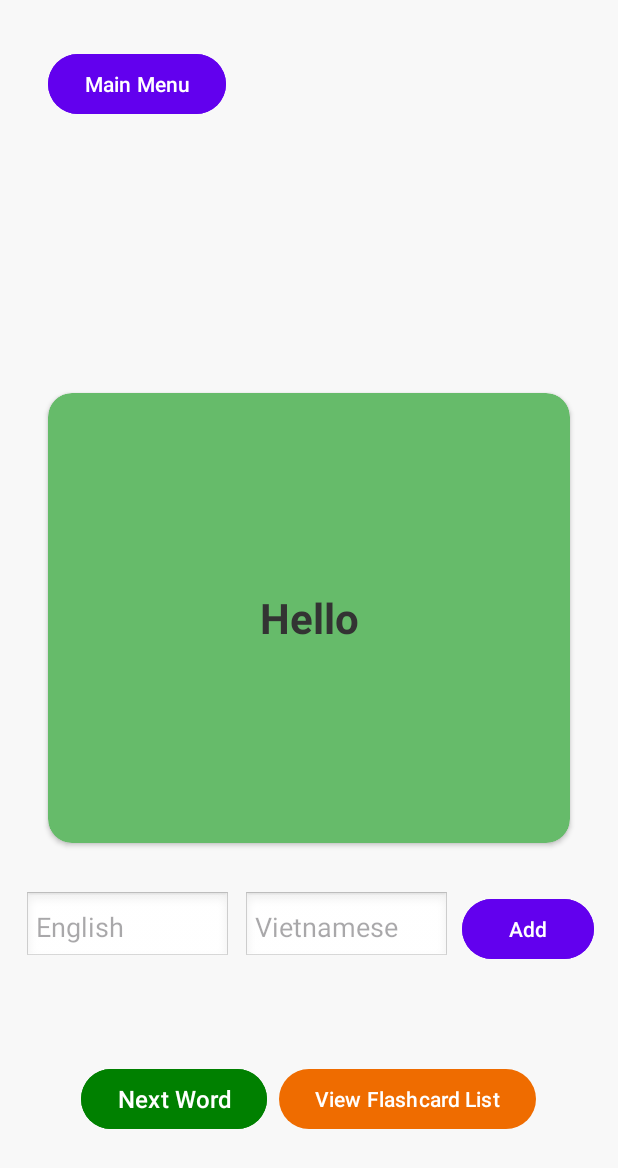
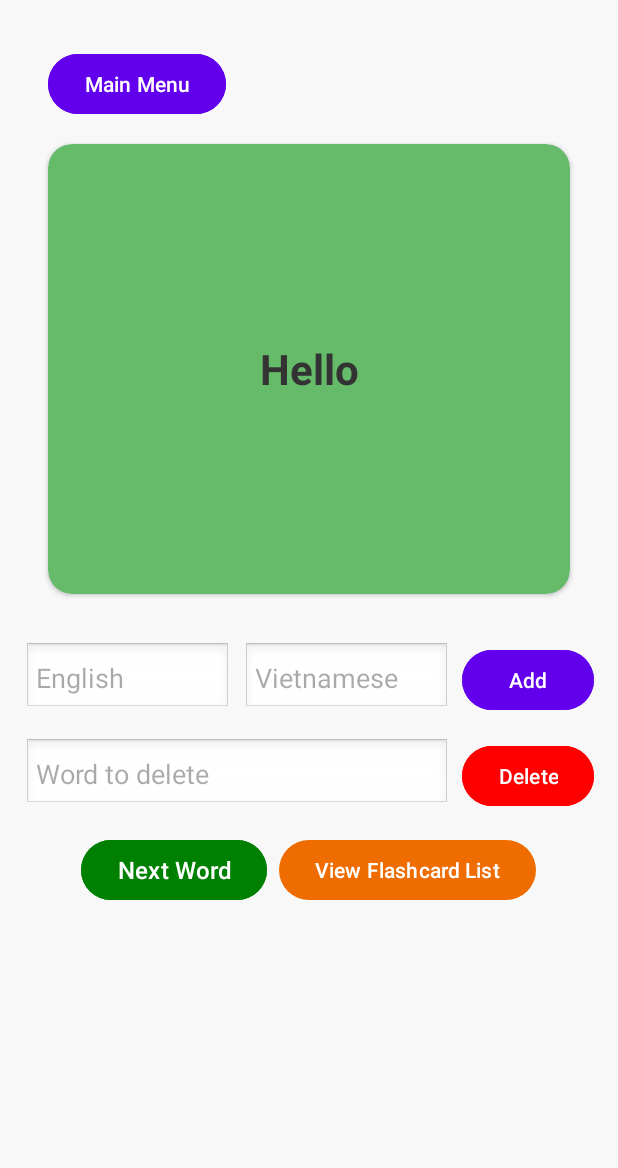
Before and after one commit to huythanh1324/language_learning_app, an Android app: the FlashCardActivity screen opened directly, with no data from a screen before it, on a phone screen of 412 x 824 dp. Shown: the top 1168 px of the screen. Run offline under Robolectric (Android 15) with nearby library versions, the phone set to English and light mode, and no system bars.

Commit message:
xong goi nha

```diff
--- a/app/src/main/AndroidManifest.xml
+++ b/app/src/main/AndroidManifest.xml
@@ -39,6 +39,7 @@
                 <category android:name="android.intent.category.LAUNCHER" />
             </intent-filter>
         </activity>
+        <activity android:name=".activity.FlashCardListActivity" />
     </application>
 
 </manifest>
--- a/app/src/main/java/com/example/languagelearningapp/activity/FlashCardActivity.kt
+++ b/app/src/main/java/com/example/languagelearningapp/activity/FlashCardActivity.kt
@@ -1,11 +1,12 @@
 package com.example.languagelearningapp.activity
 
+import android.content.Intent
 import android.os.Bundle
 import android.os.Handler
 import android.os.Looper
-import android.widget.TextView
 import android.widget.Button
 import android.widget.EditText
+import android.widget.TextView
 import androidx.appcompat.app.AppCompatActivity
 import androidx.cardview.widget.CardView
 import androidx.core.content.ContextCompat
@@ -18,15 +19,21 @@ class FlashCardActivity : AppCompatActivity() {
     private lateinit var nextButton: Button
     private lateinit var backButton: Button
     private lateinit var addButton: Button
+    private lateinit var viewFlashCardListButton: Button
+    private lateinit var deleteButton: Button
     private lateinit var englishInput: EditText
     private lateinit var vietnameseInput: EditText
+    private lateinit var deleteWordInput: EditText
 
-    private val flashcards = mutableListOf(
+    companion object {
+        val flashcards = mutableListOf(
             Pair("Hello", "Xin chào"),
             Pair("Thank You", "Cảm ơn"),
             Pair("Goodbye", "Tạm biệt"),
             Pair("Please", "Làm ơn")
         )
+    }
+
     private var currentCardIndex = 0
     private var showingQuestion = true
 
@@ -43,13 +50,21 @@ class FlashCardActivity : AppCompatActivity() {
         nextButton = findViewById(R.id.nextButton)
         backButton = findViewById(R.id.backButton)
         addButton = findViewById(R.id.addButton)
+        viewFlashCardListButton = findViewById(R.id.viewFlashCardListButton)
         englishInput = findViewById(R.id.englishInput)
         vietnameseInput = findViewById(R.id.vietnameseInput)
+        deleteButton = findViewById(R.id.deleteButton)
+        deleteWordInput = findViewById(R.id.deleteWordInput)
 
         // Set up button listeners
         backButton.setOnClickListener { finish() }
         nextButton.setOnClickListener { moveToNextCard() }
         addButton.setOnClickListener { addNewFlashCard() }
+        viewFlashCardListButton.setOnClickListener {
+            val intent = Intent(this, FlashCardListActivity::class.java)
+            startActivity(intent)
+        }
+        deleteButton.setOnClickListener { deleteFlashCard() }
 
         // Initialize Handler for auto-switching between English and Vietnamese
         handler = Handler(Looper.getMainLooper())
@@ -66,30 +81,47 @@ class FlashCardActivity : AppCompatActivity() {
     }
 
     private fun updateFlashCard() {
+        if (flashcards.isNotEmpty()) {
             flashCardText.text = flashcards[currentCardIndex].first
-        flashCard.setCardBackgroundColor(ContextCompat.getColor(this, R.color.card_english)) // Default to English background color (Blue)
+            flashCard.setCardBackgroundColor(
+                ContextCompat.getColor(this, R.color.card_english)
+            ) // Default to English background color (Blue)
             showingQuestion = true
+        } else {
+            flashCardText.text = "No flashcards available"
+            flashCard.setCardBackgroundColor(
+                ContextCompat.getColor(this, R.color.card_empty)
+            ) // Set a different color for empty state
+        }
     }
 
     private fun toggleCard() {
+        if (flashcards.isNotEmpty()) {
             showingQuestion = !showingQuestion
             if (showingQuestion) {
                 flashCardText.text = flashcards[currentCardIndex].first
-            flashCard.setCardBackgroundColor(ContextCompat.getColor(this, R.color.card_english)) // English: Blue background
+                flashCard.setCardBackgroundColor(
+                    ContextCompat.getColor(this, R.color.card_english)
+                ) // English: Blue background
             } else {
                 flashCardText.text = flashcards[currentCardIndex].second
-            flashCard.setCardBackgroundColor(ContextCompat.getColor(this, R.color.card_vietnamese)) // Vietnamese: Green background
+                flashCard.setCardBackgroundColor(
+                    ContextCompat.getColor(this, R.color.card_vietnamese)
+                ) // Vietnamese: Green background
+            }
         }
     }
 
     private fun moveToNextCard() {
+        if (flashcards.isNotEmpty()) {
             // Move to the next word and reset the timer
             currentCardIndex = (currentCardIndex + 1) % flashcards.size
             updateFlashCard()
 
             // Reset the handler to start the timer again after clicking Next
             handler.removeCallbacks(switchCardRunnable)
-        handler.postDelayed(switchCardRunnable, 5000) // Reset the timer to change to Vietnamese after 5 seconds
+            handler.postDelayed(switchCardRunnable, 5000) // Reset the timer
+        }
     }
 
     private fun addNewFlashCard() {
@@ -103,6 +135,29 @@ class FlashCardActivity : AppCompatActivity() {
         }
     }
 
+    private fun deleteFlashCard() {
+        val wordToDelete = deleteWordInput.text.toString().trim()
+
+        if (wordToDelete.isNotEmpty()) {
+            val cardToDelete = flashcards.find { it.first.equals(wordToDelete, ignoreCase = true) }
+            cardToDelete?.let {
+                flashcards.remove(it)
+                deleteWordInput.text.clear()
+                if (flashcards.isNotEmpty()) {
+                    // Reset to the first card if it's deleted
+                    currentCardIndex = 0
+                    updateFlashCard()
+                } else {
+                    // If no cards are left
+                    flashCardText.text = "No flashcards available"
+                    flashCard.setCardBackgroundColor(
+                        ContextCompat.getColor(this, R.color.card_empty)
+                    )
+                }
+            }
+        }
+    }
+
     override fun onDestroy() {
         super.onDestroy()
         // Stop the runnable when the activity is destroyed to prevent memory leaks
--- a/app/src/main/res/layout/activity_flash_card.xml
+++ b/app/src/main/res/layout/activity_flash_card.xml
@@ -8,12 +8,24 @@
     android:background="#F8F8F8"
     tools:context=".FlashCardActivity">
 
+    <!-- Back Button -->
+    <Button
+        android:id="@+id/backButton"
+        android:layout_width="wrap_content"
+        android:layout_height="wrap_content"
+        android:layout_alignParentTop="true"
+        android:layout_marginTop="16dp"
+        android:layout_marginStart="16dp"
+        android:text="Main Menu"
+        android:backgroundTint="#6200EE"
+        android:textColor="#FFFFFF" />
+
     <!-- Card View for the flashcard -->
     <androidx.cardview.widget.CardView
         android:id="@+id/flashCard"
         android:layout_width="match_parent"
         android:layout_height="300dp"
-        android:layout_centerInParent="true"
+        android:layout_below="@id/backButton"
         android:layout_margin="16dp"
         android:padding="16dp"
         android:elevation="4dp"
@@ -24,11 +36,11 @@
             android:layout_width="match_parent"
             android:layout_height="match_parent"
             android:gravity="center"
+            android:padding="16dp"
             android:text="Question"
             android:textColor="#333333"
             android:textSize="28sp"
-            android:textStyle="bold"
-            android:padding="16dp" />
+            android:textStyle="bold" />
     </androidx.cardview.widget.CardView>
 
     <!-- Input field and Add button -->
@@ -71,30 +83,44 @@
             android:textColor="#FFFFFF" />
     </LinearLayout>
 
-    <!-- Back Button -->
-    <Button
-        android:id="@+id/backButton"
-        android:layout_width="wrap_content"
+    <!-- Delete Word Section -->
+    <LinearLayout
+        android:id="@+id/deleteContainer"
+        android:layout_width="match_parent"
         android:layout_height="wrap_content"
-        android:layout_alignParentTop="true"
+        android:layout_below="@id/inputContainer"
         android:layout_marginTop="16dp"
-        android:layout_marginStart="16dp"
-        android:text="Main Menu"
-        android:backgroundTint="#6200EE"
-        android:textColor="#FFFFFF" />
+        android:orientation="horizontal">
+
+        <EditText
+            android:id="@+id/deleteWordInput"
+            android:layout_width="0dp"
+            android:layout_height="wrap_content"
+            android:layout_weight="1"
+            android:hint="Word to delete"
+            android:padding="8dp"
+            android:background="@android:drawable/edit_text"
+            android:textColor="#333333" />
+
+        <Button
+            android:id="@+id/deleteButton"
+            android:layout_width="wrap_content"
+            android:layout_height="wrap_content"
+            android:layout_marginStart="8dp"
+            android:backgroundTint="#FF0000"
+            android:text="Delete"
+            android:textColor="#FFFFFF" />
+    </LinearLayout>
 
     <!-- Buttons at the bottom (Next and View Flashcard List) -->
     <LinearLayout
         android:layout_width="match_parent"
         android:layout_height="wrap_content"
-        android:layout_alignParentBottom="true"
-        android:layout_marginBottom="51dp"
+        android:layout_below="@id/deleteContainer"
+        android:layout_marginTop="16dp"
         android:gravity="center"
         android:orientation="horizontal">
 
-        <!-- Next Button -->
-
-        <!-- View Flashcard List Button -->
         <Button
             android:id="@+id/nextButton"
             android:layout_width="wrap_content"
--- a/app/src/main/res/values/colors.xml
+++ b/app/src/main/res/values/colors.xml
@@ -6,4 +6,5 @@
     <color name="grey">#898989</color>
     <color name="card_vietnamese">#FFA726</color>
     <color name="card_english">#66BB6A</color>
+    <color name="card_empty">#E0E0E0</color>
 </resources>
```
Also changed, not shown: app/src/main/java/com/example/languagelearningapp/activity/FlashCardListActivity.kt (added, +43 -0 lines), app/src/main/res/layout/activity_flash_card_list.xml (added, +24 -0 lines). Lines whose indentation alone changed are shown as unchanged.
